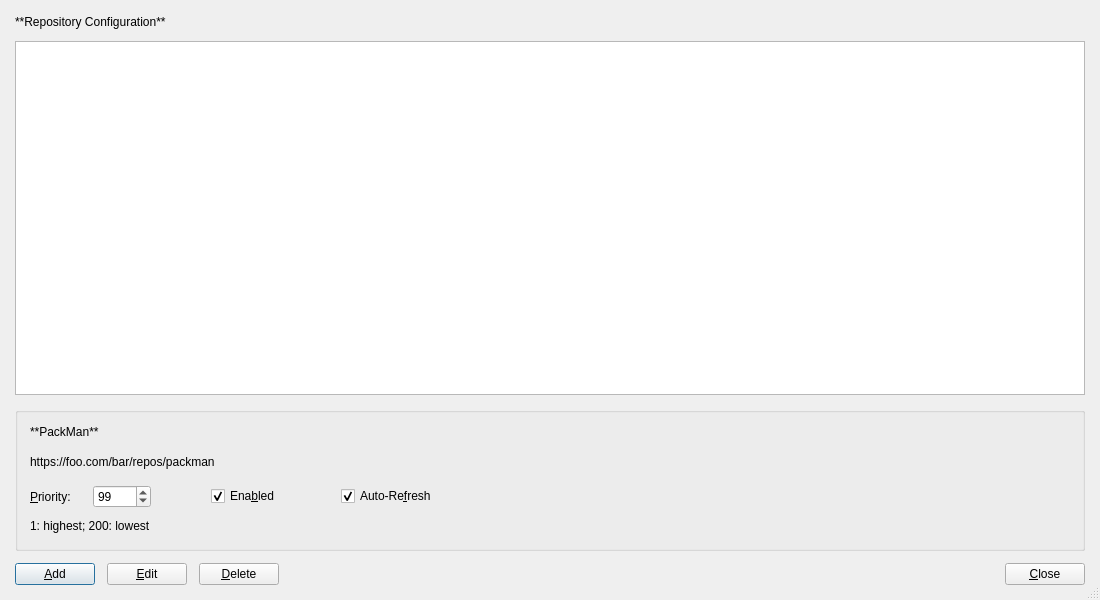
This is src/repo-config.ui in shundhammer/yqpkg as Qt 5 draws it before an edit. The edited form follows.
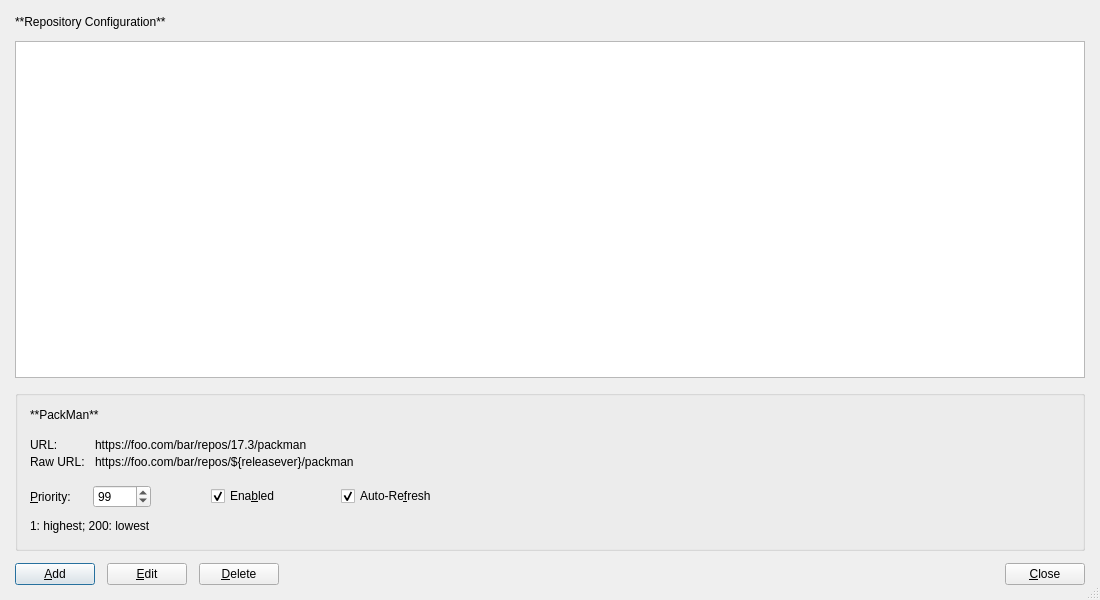
This is the edited form. Custom widgets are drawn as their Qt base class.

Commit message: Show raw URL as well

Patch:
```diff
--- a/src/repo-config.ui
+++ b/src/repo-config.ui
@@ -115,14 +115,63 @@
        </spacer>
       </item>
       <item>
-       <widget class="QLabel" name="currentRepoUrl">
-        <property name="text">
-         <string>https://foo.com/bar/repos/packman</string>
+       <layout class="QGridLayout" name="urlGrid" columnstretch="0,1">
+        <property name="horizontalSpacing">
+         <number>10</number>
         </property>
-        <property name="textInteractionFlags">
-         <set>Qt::TextSelectableByKeyboard|Qt::TextSelectableByMouse</set>
+        <property name="verticalSpacing">
+         <number>3</number>
         </property>
-       </widget>
+        <item row="0" column="0">
+         <widget class="QLabel" name="urlCaption">
+          <property name="text">
+           <string>URL:</string>
+          </property>
+         </widget>
+        </item>
+        <item row="0" column="1">
+         <widget class="QLabel" name="currentRepoUrl">
+          <property name="sizePolicy">
+           <sizepolicy hsizetype="MinimumExpanding" vsizetype="Preferred">
+            <horstretch>0</horstretch>
+            <verstretch>0</verstretch>
+           </sizepolicy>
+          </property>
+          <property name="text">
+           <string notr="true">https://foo.com/bar/repos/17.3/packman</string>
+          </property>
+          <property name="textInteractionFlags">
+           <set>Qt::TextSelectableByKeyboard|Qt::TextSelectableByMouse</set>
+          </property>
+         </widget>
+        </item>
+        <item row="1" column="0">
+         <widget class="QLabel" name="rawUrlCaption">
+          <property name="enabled">
+           <bool>true</bool>
+          </property>
+          <property name="text">
+           <string>Raw URL:</string>
+          </property>
+         </widget>
+        </item>
+        <item row="1" column="1">
+         <widget class="QLabel" name="currentRepoRawUrl">
+          <property name="sizePolicy">
+           <sizepolicy hsizetype="MinimumExpanding" vsizetype="Preferred">
+            <horstretch>0</horstretch>
+            <verstretch>0</verstretch>
+           </sizepolicy>
+          </property>
+          <property name="text">
+           <string notr="true">https://foo.com/bar/repos/${releasever}/packman</string>
+          </property>
+          <property name="textInteractionFlags">
+           <set>Qt::TextSelectableByKeyboard|Qt::TextSelectableByMouse</set>
+          </property>
+         </widget>
+        </item>
+       </layout>
       </item>
       <item>
        <spacer name="verticalSpacer_2">
```
The commit also changes 1 other file.
